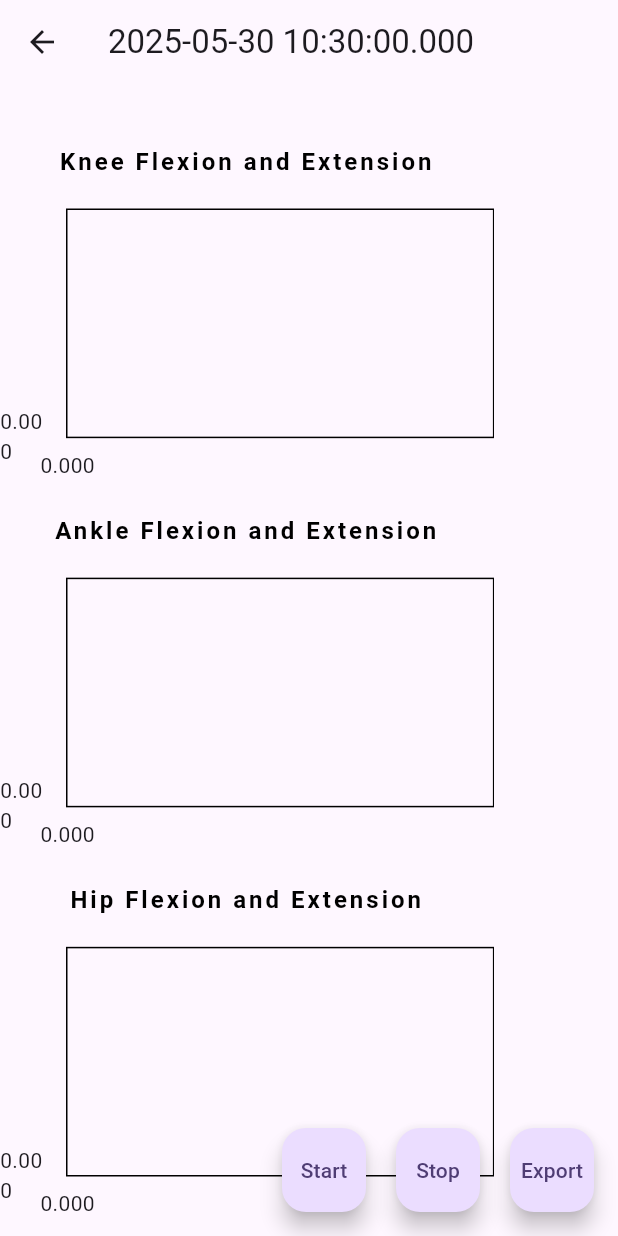
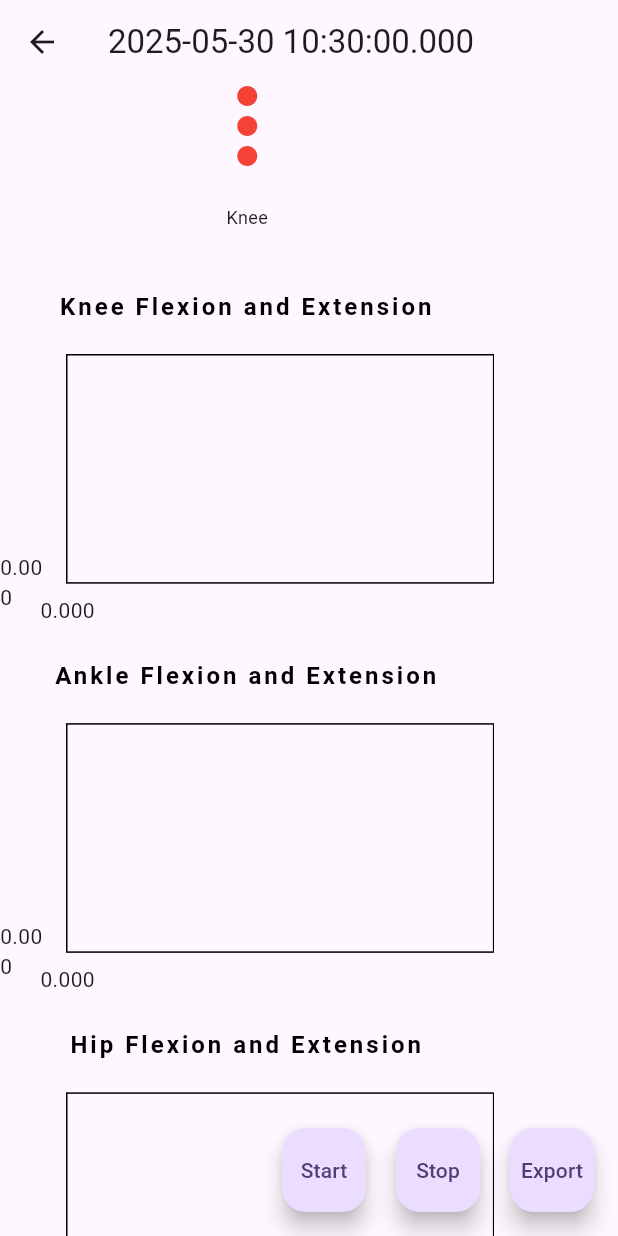
Before and after one commit to iyaiyayohhh/SawtoothFlutter, a Flutter app: the GaitCSVScreen screen opened directly, on a phone screen of 412 x 824 dp. Run offline on Flutter 3.47's test engine with Material 3 defaults, Android fonts, the phone set to English and light mode, and no system bars; drawn by our look-alikes of fl_chart; our stand-ins replace permission_handler; missing offline and left inert: equations, flutter_reactive_ble, scidart, to_csv.

Commit message:
knee prio addition

```diff
--- a/stepgear_ble_test/lib/ble_csv.dart
+++ b/stepgear_ble_test/lib/ble_csv.dart
@@ -159,9 +159,13 @@ class _GaitCSVScreenState extends State<GaitCSVScreen> {
   void _onScanUpdate(DiscoveredDevice device) {
     if (device.name == 'KNEESPP_SERVER' && !_foundKnee) {
       _foundKnee = true;
-      _connectSubKnee = _ble.connectToDevice(id: device.id).listen((update) {
+      _connectSubKnee =
+          _ble.connectToDevice(id: device.id).listen((update) async {
         if (update.connectionState == DeviceConnectionState.connected) {
           _onConnected(device.id, 'knee');
+          await _ble.requestConnectionPriority(
+              deviceId: device.id,
+              priority: ConnectionPriority.highPerformance);
         } else if (update.connectionState ==
             DeviceConnectionState.disconnected) {
           _foundKnee = false;
@@ -647,6 +651,26 @@ class _GaitCSVScreenState extends State<GaitCSVScreen> {
       body: SingleChildScrollView(
         child: Column(
           children: [
+            Icon(
+              Icons.circle,
+              color: _foundKnee ? Colors.green : Colors.red,
+              size: 16,
+            ),
+            const SizedBox(height: 4),
+            Icon(
+              Icons.circle,
+              color: _foundFoot ? Colors.green : Colors.red,
+              size: 16,
+            ),
+            const SizedBox(height: 4),
+            Icon(
+              Icons.circle,
+              color: _foundHips ? Colors.green : Colors.red,
+              size: 16,
+            ),
+            const SizedBox(height: 20),
+            const SizedBox(height: 4),
+            const Text('Knee', style: TextStyle(fontSize: 12)),
             const SizedBox(
               width: 20,
               height: 20,
```
